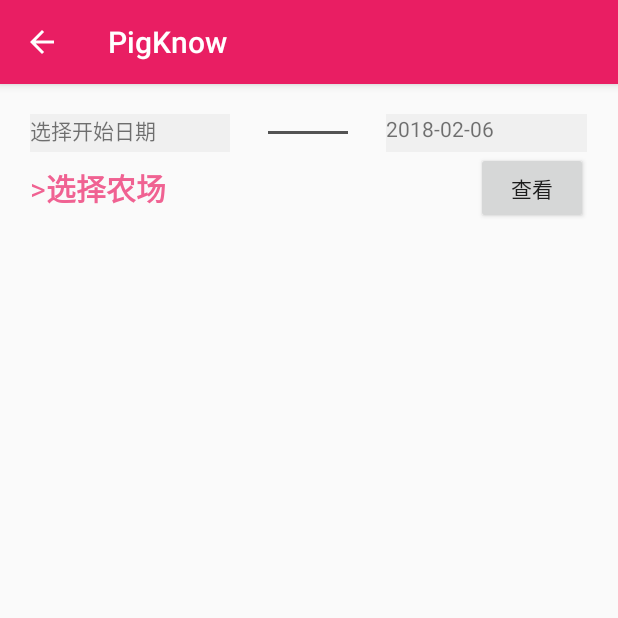
After one commit to Tongcangzhen/PigKnow, an Android app: the OtherFarmActivity screen opened directly, with no data from a screen before it, on a phone screen of 412 x 824 dp, the top half of it. The commit adds this screen. Run offline under Robolectric (Android 15) with nearby library versions, the phone set to English and light mode, and no system bars; our stand-ins replace ButterKnife; libraries missing offline, so code that uses them is left out: cn.bmob.v3.

Commit message:
查看他人记录功能

```diff
--- a/app/src/main/java/com/example/ldjg/pigknow/MainActivity.java
+++ b/app/src/main/java/com/example/ldjg/pigknow/MainActivity.java
@@ -146,7 +146,8 @@
         } else if (id == R.id.nav_manage) {
 
         } else if (id == R.id.nav_share) {
-
+            Intent intent = new Intent(MainActivity.this, OtherFarmActivity.class);
+            startActivity(intent);
         } else if (id == R.id.nav_send) {
 
         }
--- /dev/null
+++ b/app/src/main/java/com/example/ldjg/pigknow/OtherFarmActivity.java
@@ -0,0 +1,269 @@
+package com.example.ldjg.pigknow;
+
+import android.app.Dialog;
+import android.content.DialogInterface;
+import android.support.v7.app.AlertDialog;
+import android.support.v7.app.AppCompatActivity;
+import android.os.Bundle;
+import android.support.v7.widget.DividerItemDecoration;
+import android.support.v7.widget.LinearLayoutManager;
+import android.support.v7.widget.RecyclerView;
+import android.view.MenuItem;
+import android.widget.Button;
+import android.widget.TextView;
+import android.widget.Toast;
+
+import com.example.ldjg.pigknow.Adapter.PigAdapter;
+import com.example.ldjg.pigknow.Util.CustomDatePicker;
+import com.example.ldjg.pigknow.Util.Gettime;
+import com.example.ldjg.pigknow.Util.ShowDialog;
+import com.example.ldjg.pigknow.Util.UIHelper;
+import com.example.ldjg.pigknow.database.Farms;
+import com.example.ldjg.pigknow.database.Record;
+
+import java.text.ParseException;
+import java.text.SimpleDateFormat;
+import java.util.ArrayList;
+import java.util.Date;
+import java.util.List;
+import java.util.Locale;
+
+import butterknife.BindView;
+import butterknife.ButterKnife;
+import butterknife.OnClick;
+import cn.bmob.v3.BmobQuery;
+import cn.bmob.v3.datatype.BmobDate;
+import cn.bmob.v3.exception.BmobException;
+import cn.bmob.v3.listener.FindListener;
+
+public class OtherFarmActivity extends AppCompatActivity {
+    private String selectFarmName;
+    private Dialog waitDialog;
+    private boolean flagEnd = false;
+    private boolean flagStart = false;
+    private String startTime;
+    private String endTime;
+    private CustomDatePicker customDatePicker1, customDatePicker2;
+    private AlertDialog.Builder builder;
+    private boolean flag = false;
+    Farms farmsByFind;
+
+    @BindView(R.id.textview_date_start_find)
+    TextView textViewDateStart;
+
+    @BindView(R.id.textview_date_end_find)
+    TextView textViewDateEnd;
+
+    @BindView(R.id.textview_farms_find)
+    TextView textViewFarmsFind;
+
+    @BindView(R.id.button_find_other_farm)
+    Button buttonFindOtherFarm;
+
+    @BindView(R.id.pig_recyclerview_other)
+    RecyclerView recyclerView;
+
+    @Override
+    protected void onCreate(Bundle savedInstanceState) {
+
+        super.onCreate(savedInstanceState);
+        setContentView(R.layout.activity_other_farm);
+        ButterKnife.bind(this);
+        initDatePicker();
+        LinearLayoutManager layoutManager = new LinearLayoutManager(this);
+        recyclerView.setLayoutManager(layoutManager);
+        getSupportActionBar().setDisplayHomeAsUpEnabled(true);
+    }
+    @Override
+    public boolean onOptionsItemSelected(MenuItem item) {
+        switch (item.getItemId()) {
+            case android.R.id.home:
+                UIHelper.returnHome(this);
+                return true;
+        }
+        return super.onOptionsItemSelected(item);
+    }
+
+
+    @OnClick(R.id.textview_date_end_find)
+    public void selectEndDate() {
+        customDatePicker1.show(textViewDateEnd.getText().toString());
+        flagEnd = true;
+    }
+    @OnClick(R.id.textview_date_start_find)
+    public void selectStartDate() {
+        customDatePicker2.show(textViewDateEnd.getText().toString());
+        flagStart = true;
+    }
+
+    @OnClick(R.id.textview_farms_find)
+    public void findFarms() {
+        showSimpleListDialog1();
+    }
+
+    @OnClick(R.id.button_find_other_farm)
+    public void buttonClick() {
+        if (flag) {
+            getData();
+        } else {
+            ShowDialog.showDefaultDialog(this,"未选择农场");
+        }
+    }
+
+    private void showSimpleListDialog1() {
+        builder=new AlertDialog.Builder(this);
+        builder.setIcon(R.mipmap.ic_launcher);
+        builder.setTitle(R.string.simple_list_dialog);
+
+        BmobQuery<Farms> query=new BmobQuery<Farms>();
+        query.addWhereExists("admin1");
+        query.addWhereExists("admin");
+        query.findObjects(new FindListener<Farms>() {
+            @Override
+            public void done(final List<Farms> list, BmobException e) {
+                if (e == null) {
+                    ArrayList<String> farmNames=new ArrayList<String>();
+                    for (Farms farm : list) {
+                        String farmName =farm.getFarmsName();
+                        String farmAddress=farm.getAdress();
+                        farmNames.add(farmName);
+                    }
+                    final String[] arrString = (String[])farmNames.toArray(new String[0]);
+                    builder.setItems(arrString, new DialogInterface.OnClickListener() {
+                        @Override
+                        public void onClick(DialogInterface dialogInterface, int i) {
+                            farmsByFind=list.get(i);
+                            textViewFarmsFind.setText(farmsByFind.getFarmsName());
+                            flag = true;
+                        }
+                    });
+                    builder.setCancelable(true);
+                    AlertDialog dialog=builder.create();
+                    dialog.show();
+                }
+                else {
+                    Toast.makeText(getApplicationContext(), "查询失败 ", Toast.LENGTH_SHORT).show();
+                    e.printStackTrace();
+                }
+            }
+
+        });
+
+    }
+
+    private void getData() {
+        waitDialog = UIHelper.createLoadingDialog(this, "加载中....");
+        SimpleDateFormat sdf = new SimpleDateFormat("yyyy-MM-dd HH:mm:ss");
+        Date dateStart = null;
+        Date dateEnd = null;
+        BmobQuery<Record> query = new BmobQuery<Record>();
+        query.addWhereEqualTo("audit", 1);
+        query.addWhereEqualTo("farms", farmsByFind);
+        query.order("-createdAt");
+        query.setLimit(50);
+        if (flagStart) {
+            String StringStartTime = startTime + ":00";
+            try {
+                dateStart = sdf.parse(StringStartTime);
+            } catch (ParseException e) {
+                e.printStackTrace();
+            }
+            if (flagEnd) {
+                String StringEndTime = endTime + ":00";
+                try {
+                    dateEnd = sdf.parse(StringEndTime);
+                } catch (ParseException e) {
+                    e.printStackTrace();
+                }
+                if (dateStart.before(dateEnd)) {
+                    query.addWhereGreaterThan("createdAt", new BmobDate(dateStart));
+                    query.addWhereLessThan("createdAt", new BmobDate(dateEnd));
+                } else {
+                    UIHelper.closeDialog(waitDialog);
+                    ShowDialog.showDateWrongDialog(this);
+                    return;
+                }
+            } else {
+                query.addWhereGreaterThan("createdAt", new BmobDate(dateStart));
+            }
+        }
+        query.findObjects(new FindListener<Record>() {
+            @Override
+            public void done(List<Record> list, BmobException e) {
+                if (e == null) {
+                    UIHelper.closeDialog(waitDialog);
+                    PigAdapter pigAdapter=new PigAdapter(list);
+                    recyclerView.setAdapter(pigAdapter);
+                    recyclerView.addItemDecoration(new DividerItemDecoration(OtherFarmActivity.this,
+                            DividerItemDecoration.VERTICAL));
+                } else {
+                    UIHelper.closeDialog(waitDialog);
+                    Toast.makeText(OtherFarmActivity.this, "查询失败", Toast.LENGTH_LONG).show();
+                    e.printStackTrace();
+                }
+            }
+        });
+
+//        innerQuery.addWhereEqualTo("admin", admin);
+//        String aDate = Gettime.getMonthDate();
+//        Date date = null;
+//        SimpleDateFormat sdf = new SimpleDateFormat("yyyy-MM-dd HH:mm:ss");
+//        try {
+//            date = sdf.parse(aDate);
+//        } catch (ParseException e) {
+//            e.printStackTrace();
+//        }
+//        BmobQuery<Record> query=new BmobQuery<Record>();
+//        BmobQuery<Farms> innerQuery=new BmobQuery<Farms>();
+//        query.addWhereNotEqualTo("audit",1);
+//        query.addWhereMatchesQuery("farms","Farms",innerQuery);
+//        query.addWhereGreaterThanOrEqualTo("createdAt", new BmobDate(date));
+//        query.order("-createdAt");
+//        query.findObjects(new FindListener<Record>() {
+//            @Override
+//            public void done(List<Record> list, BmobException e) {
+//                if (e == null) {
+//                    UIHelper.closeDialog(waitDialog);
+//                    PigAdapter pigAdapter=new PigAdapter(list);
+//                    recyclerView.setAdapter(pigAdapter);
+//                    recyclerView.addItemDecoration(new DividerItemDecoration(getActivity(),
+//                            DividerItemDecoration.VERTICAL));
+//                } else {
+//                    UIHelper.closeDialog(waitDialog);
+//                    Toast.makeText(getContext(), "查询失败", Toast.LENGTH_LONG).show();
+//                    e.printStackTrace();
+//                }
+//            }
+//        });
+    }
+
+
+    private void initDatePicker() {
+        SimpleDateFormat sdf = new SimpleDateFormat("yyyy-MM-dd HH:mm", Locale.CHINA);
+        String now = sdf.format(new Date());
+        textViewDateEnd.setText(now.split(" ")[0]);
+
+        customDatePicker1 = new CustomDatePicker(this, new CustomDatePicker.ResultHandler() {
+            @Override
+            public void handle(String time) { // 回调接口，获得选中的时间
+                textViewDateEnd.setText(time.split(" ")[0]);
+                endTime = time;
+            }
+        }, "2010-01-01 00:00", now); // 初始化日期格式请用：yyyy-MM-dd HH:mm，否则不能正常运行
+        customDatePicker1.showSpecificTime(false); // 不显示时和分
+        customDatePicker1.setIsLoop(false); // 不允许循环滚动
+
+        customDatePicker2 = new CustomDatePicker(this, new CustomDatePicker.ResultHandler() {
+            @Override
+            public void handle(String time) { // 回调接口，获得选中的时间
+                textViewDateStart.setText(time.split(" ")[0]);
+                startTime = time;
+            }
+        }, "2010-01-01 00:00", now); // 初始化日期格式请用：yyyy-MM-dd HH:mm，否则不能正常运行
+        customDatePicker2.showSpecificTime(false); // 不显示时和分
+        customDatePicker2.setIsLoop(false); // 不允许循环滚动
+    }
+
+
+
+}
--- a/app/src/main/java/com/example/ldjg/pigknow/content_mian_fragment.java
+++ b/app/src/main/java/com/example/ldjg/pigknow/content_mian_fragment.java
@@ -129,9 +129,6 @@
                 }
             }
         });
-
-
-
     }
 
 //    @Override
--- /dev/null
+++ b/app/src/main/res/layout/activity_other_farm.xml
@@ -0,0 +1,83 @@
+<?xml version="1.0" encoding="utf-8"?>
+<LinearLayout xmlns:android="http://schemas.android.com/apk/res/android"
+    xmlns:app="http://schemas.android.com/apk/res-auto"
+    xmlns:tools="http://schemas.android.com/tools"
+    android:layout_width="match_parent"
+    android:layout_height="match_parent"
+    tools:context="com.example.ldjg.pigknow.OtherFarmActivity"
+    android:orientation="vertical">
+    <LinearLayout
+        android:layout_width="match_parent"
+        android:layout_height="wrap_content"
+        android:layout_marginTop="20dp"
+        >
+        <TextView
+            android:layout_width="0dp"
+            android:layout_weight="1"
+            android:layout_height="25dp"
+            android:layout_marginLeft="20dp"
+            android:layout_marginRight="20dp"
+            android:text="选择开始日期"
+            android:layout_gravity="center"
+            android:id="@+id/textview_date_start_find"
+            android:background="#F0F0F0"
+            android:clickable="true"
+            />
+        <View
+            android:layout_width="0dp"
+            android:layout_height="2dp"
+            android:layout_weight="0.4"
+            android:layout_marginLeft="5dp"
+            android:layout_marginRight="5dp"
+            android:background="#aa000000"
+            android:layout_gravity="center"/>
+        <TextView
+            android:layout_width="0dp"
+            android:layout_weight="1"
+            android:layout_height="25dp"
+            android:layout_marginLeft="20dp"
+            android:layout_marginRight="20dp"
+            android:text="选择结束日期"
+            android:layout_gravity="center"
+            android:id="@+id/textview_date_end_find"
+            android:background="#F0F0F0"
+            android:clickable="true"
+            />
+
+
+
+    </LinearLayout>
+    <LinearLayout
+        android:layout_width="match_parent"
+        android:layout_height="wrap_content">
+    <TextView
+        android:layout_width="0dp"
+        android:layout_height="wrap_content"
+        android:clickable="true"
+        android:text="@string/find_farms"
+        android:layout_gravity="center"
+        android:textSize="20dp"
+       android:layout_marginLeft="20dp"
+        android:textColor="@color/md_pink_300"
+        android:id="@+id/textview_farms_find"
+        android:autoLink="all"
+        android:layout_weight="4" />
+        <Button
+            android:layout_width="0dp"
+            android:layout_weight="1"
+            android:layout_height="wrap_content"
+            android:text="查看"
+            android:id="@+id/button_find_other_farm"
+            android:layout_marginRight="20dp"/>
+    </LinearLayout>
+    <android.support.v7.widget.RecyclerView
+        android:id="@+id/pig_recyclerview_other"
+        android:layout_width="match_parent"
+        android:layout_height="wrap_content"
+        android:layout_marginTop="5dp"
+        android:layout_marginBottom="5dp"
+        >
+
+    </android.support.v7.widget.RecyclerView>
+
+</LinearLayout>
--- a/app/src/main/res/menu/activity_main_drawer.xml
+++ b/app/src/main/res/menu/activity_main_drawer.xml
@@ -13,7 +13,7 @@
         <item
             android:id="@+id/nav_account"
             android:icon="@drawable/ic_action_account_black"
-            android:title="设置" />
+            android:title="我的邀请码" />
         <item
             android:id="@+id/nav_manage"
             android:icon="@drawable/ic_menu_manage"
@@ -25,7 +25,7 @@
             <item
                 android:id="@+id/nav_share"
                 android:icon="@drawable/ic_menu_share"
-                android:title="分享" />
+                android:title="查看其它农场" />
             <item
                 android:id="@+id/nav_send"
                 android:icon="@drawable/ic_menu_send"
--- a/app/src/main/res/values/strings.xml
+++ b/app/src/main/res/values/strings.xml
@@ -11,6 +11,7 @@
     <string name="simple_list_dialog">已登记的农场</string>
     <string name="simple_list_dialog1">可登记的农场</string>
     <string name="check_farms">><b>查看已登记农场</b></string>
+    <string name="find_farms">><b>选择农场</b></string>
     <string name="check_farms1">><b>查看可登记农场</b></string>
 
     <string name="title_home">主页</string>
```
Also changed, not shown: app/src/main/AndroidManifest.xml (+14 -15 lines), app/src/main/java/com/example/ldjg/pigknow/Util/ShowDialog.java (+16 -0 lines), 1 other file.
